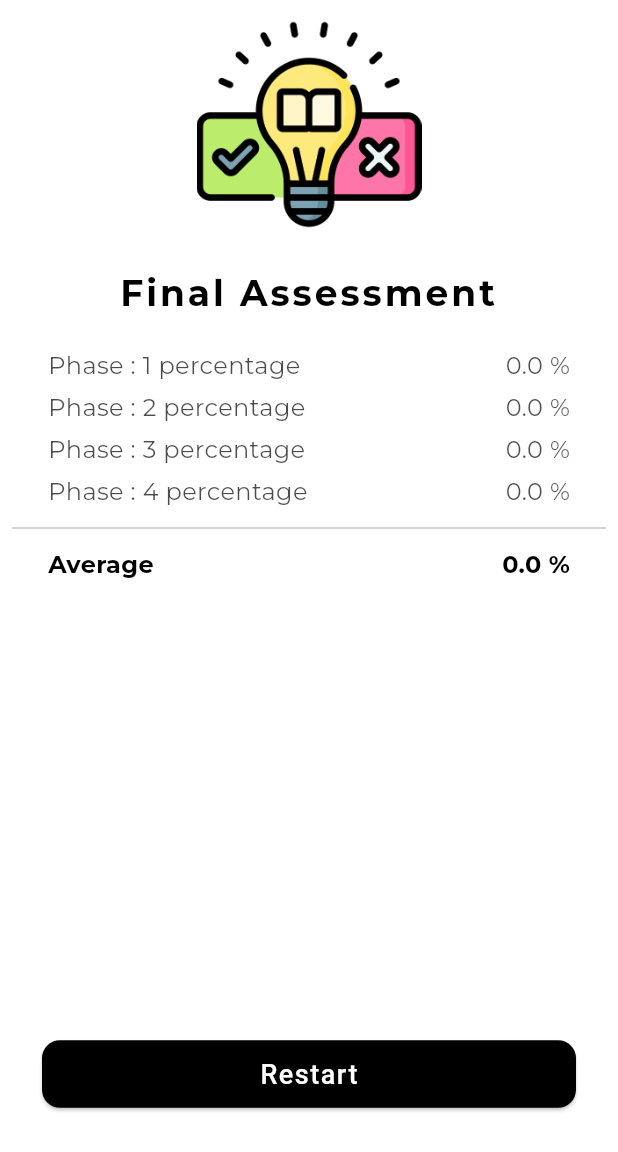
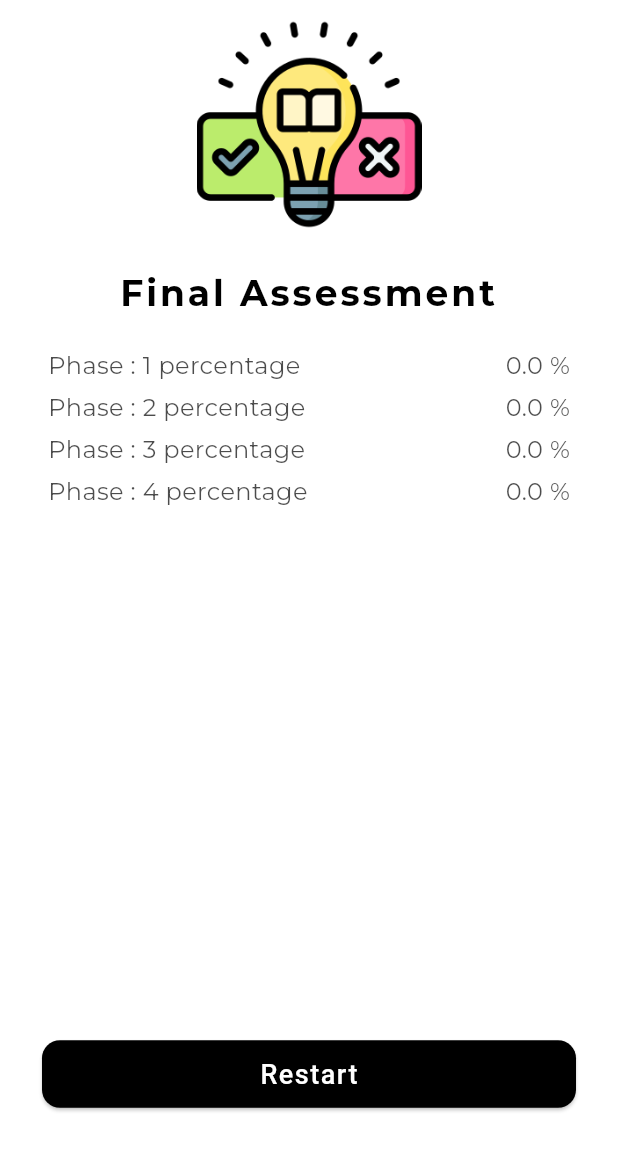
Before and after one commit to imsuraj024/ai_skill_assessment, a Flutter app: the FinalResultScreen screen opened by its route, on a phone screen of 412 x 824 dp, the part 84-1236 px from its top. Run offline on Flutter 3.47's test engine with Material 3 defaults, Android fonts, the phone set to English and light mode, and no system bars; drawn by our look-alikes of toastification; our stand-ins replace cloud_firestore, dio, equatable, firebase_core, flutter_bloc, flutter_svg and 3 more; accounts and stored records are empty.

Commit message:
final web

```diff
--- a/lib/modules/final_result/presentation/final_result_screen.dart
+++ b/lib/modules/final_result/presentation/final_result_screen.dart
@@ -178,62 +178,37 @@ class _FinalResultScreenState extends State<FinalResultScreen> {
                     ),
                   ),
                   const SizedBox(height: 5),
-                  const Divider(),
-                  const SizedBox(height: 5),
-                  Padding(
-                    padding: const EdgeInsets.symmetric(horizontal: 24.0),
-                    child: Row(
-                      mainAxisAlignment: MainAxisAlignment.spaceBetween,
-                      children: [
-                        Text(
-                          'Average',
-                          style: TextStyle(
-                            color: appBlack,
-                            fontSize: 16,
-                            fontFamily: GoogleFonts.montserrat().fontFamily,
-                            fontWeight: FontWeight.bold,
-                          ),
-                          textAlign: TextAlign.start,
-                        ),
-                        Text(
-                          '0.0 %',
-                          style: TextStyle(
-                            color: appBlack,
-                            fontSize: 16,
-                            fontFamily: GoogleFonts.montserrat().fontFamily,
-                            fontWeight: FontWeight.bold,
-                          ),
-                          textAlign: TextAlign.start,
-                        ),
-                      ],
-                    ),
-                  ),
-                  const SizedBox(height: 5),
-                  Padding(
-                    padding: const EdgeInsets.symmetric(horizontal: 24.0),
-                    child: Text(
-                      '',
-                      style: TextStyle(
-                        color: appBlack.withOpacity(0.7),
-                        fontSize: 16,
-                        fontFamily: GoogleFonts.montserrat().fontFamily,
-                      ),
-                      textAlign: TextAlign.center,
-                    ),
-                  ),
-                  const SizedBox(height: 5),
-                  Padding(
-                    padding: const EdgeInsets.symmetric(horizontal: 24.0),
-                    child: Text(
-                      '',
-                      style: TextStyle(
-                        color: appBlack.withOpacity(0.7),
-                        fontSize: 16,
-                        fontFamily: GoogleFonts.montserrat().fontFamily,
-                      ),
-                      textAlign: TextAlign.center,
-                    ),
-                  ),
+                  // const Divider(),
+                  // const SizedBox(height: 5),
+                  // Padding(
+                  //   padding: const EdgeInsets.symmetric(horizontal: 24.0),
+                  //   child: Row(
+                  //     mainAxisAlignment: MainAxisAlignment.spaceBetween,
+                  //     children: [
+                  //       Text(
+                  //         'Average',
+                  //         style: TextStyle(
+                  //           color: appBlack,
+                  //           fontSize: 16,
+                  //           fontFamily: GoogleFonts.montserrat().fontFamily,
+                  //           fontWeight: FontWeight.bold,
+                  //         ),
+                  //         textAlign: TextAlign.start,
+                  //       ),
+                  //       Text(
+                  //         '0.0 %',
+                  //         style: TextStyle(
+                  //           color: appBlack,
+                  //           fontSize: 16,
+                  //           fontFamily: GoogleFonts.montserrat().fontFamily,
+                  //           fontWeight: FontWeight.bold,
+                  //         ),
+                  //         textAlign: TextAlign.start,
+                  //       ),
+                  //     ],
+                  //   ),
+                  // ),
+                  // const SizedBox(height: 5),
                 ],
               ),
             ),
--- a/lib/modules/question/presentation/bloc/question_bloc.dart
+++ b/lib/modules/question/presentation/bloc/question_bloc.dart
@@ -75,7 +75,6 @@ class QuestionBloc extends Bloc<QuestionEvent, AssesmentState> {
 
         if (isLastQuestion) {
           final percentage = (correctAnswerCount / totalQuestionsCount) * 100;
-
           emit(MoveToResult(
               percentage, correctAnswerCount, totalQuestionsCount, level));
         } else {
--- a/lib/modules/question/presentation/question_screen.dart
+++ b/lib/modules/question/presentation/question_screen.dart
@@ -1,4 +1,5 @@
 import 'package:ai_skill_assessment/config/app_routes.dart';
+import 'package:ai_skill_assessment/utils/constant.dart';
 import 'package:flutter/foundation.dart';
 import 'package:flutter/material.dart';
 import 'package:flutter_bloc/flutter_bloc.dart';
@@ -55,6 +56,7 @@ class _QuestionScreenState extends State<QuestionScreen> {
             }
 
             if (state is MoveToResult) {
+              if (state.level < 4) {
                 ResultScreenArguments args = ResultScreenArguments(
                   percentage: state.percentage,
                   correctAnswerCount: state.correctAnswerCount,
@@ -62,12 +64,12 @@ class _QuestionScreenState extends State<QuestionScreen> {
                   level: state.level,
                 );
 
-              if (state.level < 4) {
                 final int result = await Navigator.pushNamed(
                     context, AppRoutes.result,
                     arguments: args) as int;
                 bloc.add(GetQuestions(level: result));
               } else {
+                expertPercentage = state.percentage;
                 await Navigator.pushNamed(context, AppRoutes.finalResult);
                 bloc.add(const GetQuestions(level: 1));
               }
```
Also changed, not shown: firebase.json, 1 other file. Lines whose indentation alone changed are shown as unchanged.
